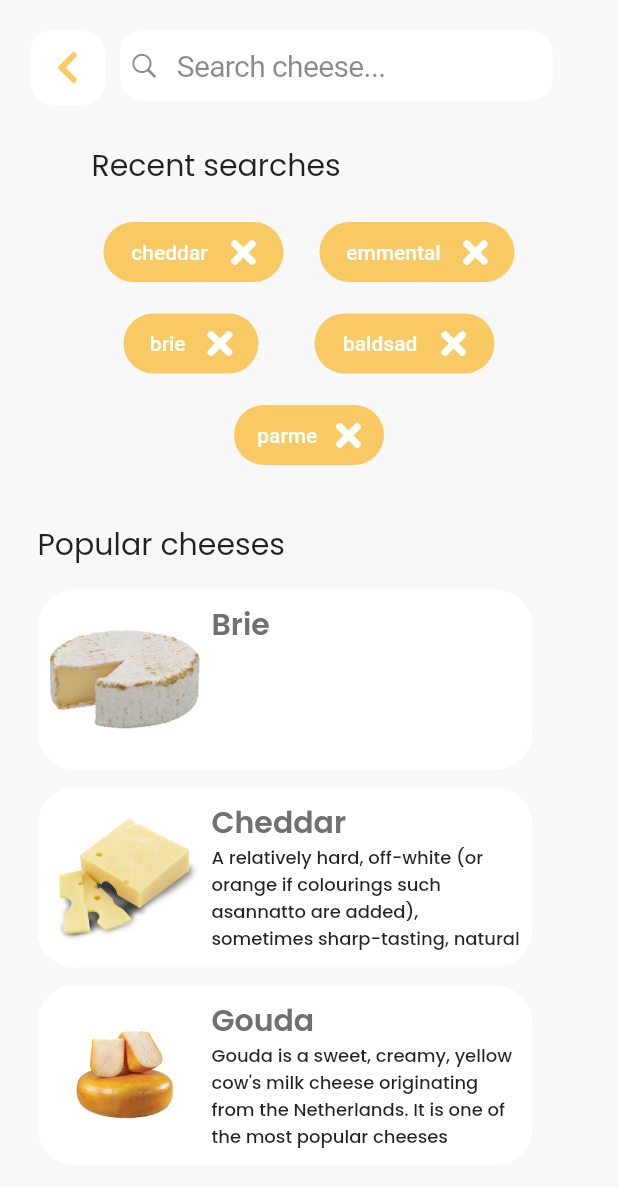
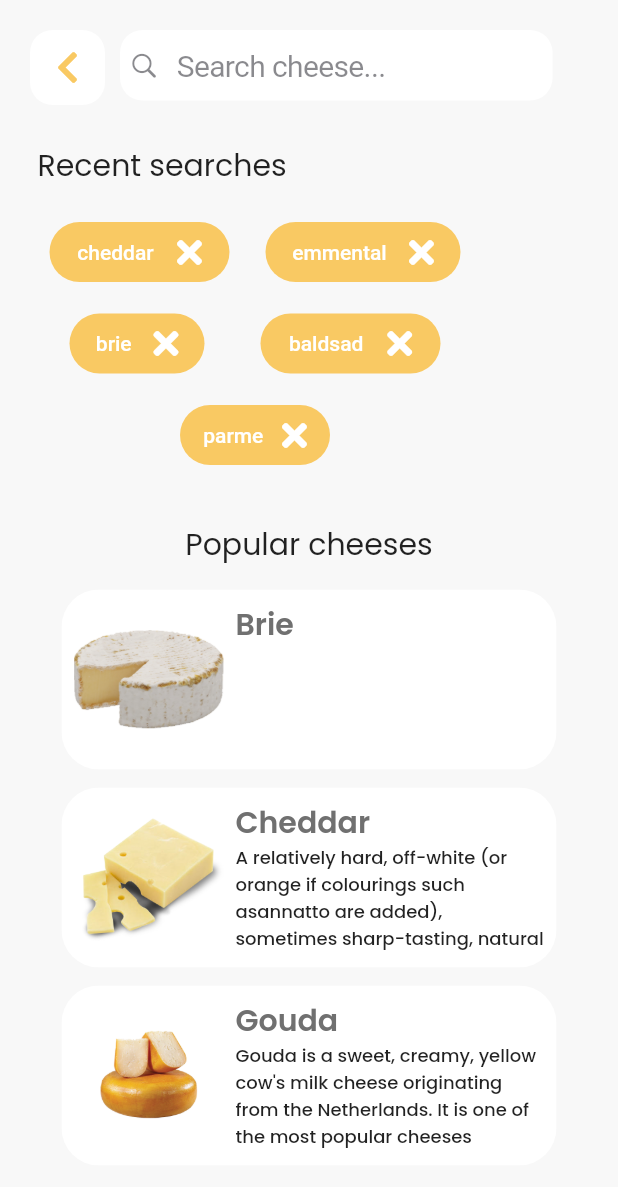
Before and after one commit to ervindobri/cheesify, a Flutter app: the screen it shows after launch, after a tap on "Search cheese...", on a phone screen of 412 x 824 dp. Shown: the top 1187 px of the screen. Run offline on Flutter 3.47's test engine with Material 2 defaults, Android fonts, the phone set to English and light mode, and no system bars; drawn by our look-alikes of auto_size_text; our stand-ins replace bloc, carousel_slider, flutter_bloc, font_awesome_flutter, get, google_fonts and 1 more.

Commit message:
animations and recent searches with bloc

```diff
--- /dev/null
+++ b/lib/bloc/recent_searches/recent_searches_event.dart
@@ -0,0 +1,19 @@
+part of 'recent_searches_bloc.dart';
+
+@immutable
+abstract class RecentSearchesEvent {}
+
+class GetRecentSearch extends RecentSearchesEvent {
+  final List<String> recent;
+  GetRecentSearch(this.recent);
+}
+
+class AddRecentSearch extends RecentSearchesEvent {
+  final String cheeseName;
+  AddRecentSearch(this.cheeseName);
+}
+
+class RemoveRecentSearch extends RecentSearchesEvent {
+  final String cheeseName;
+  RemoveRecentSearch(this.cheeseName);
+}
--- /dev/null
+++ b/lib/bloc/recent_searches/recent_searches_state.dart
@@ -0,0 +1,37 @@
+part of 'recent_searches_bloc.dart';
+
+@immutable
+abstract class RecentSearchesState {
+  const RecentSearchesState();
+}
+
+class RecentSearchesInitial extends RecentSearchesState {
+  const RecentSearchesInitial();
+}
+
+class RecentSearchesLoading extends RecentSearchesState {
+  const RecentSearchesLoading();
+}
+
+class RecentSearchesLoaded extends RecentSearchesState {
+  final List<String> recent;
+  const RecentSearchesLoaded(this.recent);
+
+  @override
+  bool operator ==(Object other) {
+    if (identical(this, other)) return true;
+
+    return other is RecentSearchesLoaded && other.recent == recent;
+  }
+
+  @override
+  int get hashCode => recent.hashCode;
+}
+
+class RecentSearchesRemoved extends RecentSearchesState {
+  const RecentSearchesRemoved();
+}
+
+class RecentSearchesEmpty extends RecentSearchesState {
+  const RecentSearchesEmpty();
+}
--- a/lib/bloc/cheese_state.dart
+++ b/lib/bloc/search/cheese_state.dart
@@ -19,7 +19,7 @@ class CheeseLoading extends CheeseState {
 //successful
 class CheeseLoaded extends CheeseState {
   final String query;
-  final Cheese cheese;
+  final List<Cheese> cheese;
   const CheeseLoaded(this.query, this.cheese);
 
   // always override equality because sometimes it may not emit new state..
--- a/lib/cubit/cheese_state.dart
+++ b/lib/cubit/cheese_state.dart
@@ -19,7 +19,7 @@ class CheeseLoading extends CheeseState {
 //successful
 class CheeseLoaded extends CheeseState {
   final String query;
-  final Cheese cheese;
+  final List<Cheese> cheese;
   const CheeseLoaded(this.query, this.cheese);
 
   // always override equality because sometimes it may not emit new state..
--- a/lib/screens/home.dart
+++ b/lib/screens/home.dart
@@ -1,4 +1,5 @@
-import 'package:cheesify/bloc/cheese_bloc.dart';
+import 'package:cheesify/bloc/recent_searches/recent_searches_bloc.dart';
+import 'package:cheesify/bloc/search/cheese_bloc.dart';
 import 'package:cheesify/constants/colors.dart';
 import 'package:cheesify/constants/data.dart';
 import 'package:cheesify/cubit/cheese_cubit.dart';
@@ -74,11 +75,19 @@ class _HomeScreenState extends State<HomeScreen> with TickerProviderStateMixin {
                         vertical: 25.0, horizontal: 25),
                     child: InkWell(
                       onTap: () => Get.to(
-                          () => bloc.BlocProvider(
-                              create: (context) =>
-                                  // CheeseCubit(FakeCheeseRepository()), //cubit
-                                  CheeseBloc(FakeCheeseRepository()), //bloc
-                              child: SearchCheese()),
+                          () => bloc.MultiBlocProvider(
+                                  providers: [
+                                    bloc.BlocProvider<CheeseBloc>(
+                                      create: (BuildContext context) =>
+                                          CheeseBloc(FakeCheeseRepository()),
+                                    ),
+                                    bloc.BlocProvider<RecentSearchesBloc>(
+                                      create: (BuildContext context) =>
+                                          RecentSearchesBloc(
+                                              FakeCheeseRepository()),
+                                    ),
+                                  ], // CheeseCubit(FakeCheeseRepository()), //cubit//bloc
+                                  child: SearchCheese()),
                           transition: Transition.topLevel),
                       child: Hero(
                         tag: 'search',
--- a/lib/screens/search.dart
+++ b/lib/screens/search.dart
@@ -1,16 +1,16 @@
 import 'dart:async';
-import 'package:cheesify/bloc/cheese_bloc.dart';
+import 'package:cheesify/bloc/search/cheese_bloc.dart';
 import 'package:cheesify/constants/colors.dart';
-import 'package:cheesify/constants/data.dart';
-import 'package:cheesify/widgets/cheese_card.dart';
+// import 'package:cheesify/cubit/cheese_cubit.dart';
+import 'package:cheesify/view/search/init_view.dart';
 import 'package:cheesify/widgets/cheese_details.dart';
-import 'package:cheesify/widgets/recent_search_cheese.dart';
 import 'package:cheesify/widgets/search_cheese_card.dart';
 import 'package:flutter/cupertino.dart';
 import 'package:flutter/material.dart';
 import 'package:flutter_bloc/flutter_bloc.dart';
 import 'package:get/get.dart';
 
+//needed for hero to work with search field
 Widget _flightShuttleBuilder(
   BuildContext flightContext,
   Animation<double> animation,
@@ -86,6 +86,7 @@ class _SearchCheeseState extends State<SearchCheese> {
             ),
             Positioned(
               top: 80,
+              // child: buildInitialState(context),
               // child: BlocConsumer<CheeseCubit, CheeseState>( //cubit
               child: BlocConsumer<CheeseBloc, CheeseState>(
                 //bloc
@@ -93,9 +94,12 @@ class _SearchCheeseState extends State<SearchCheese> {
                   if (state is CheeseError) {
                     ScaffoldMessenger.of(context)
                         .showSnackBar(SnackBar(content: Text(state.error)));
+                  } else if (state is CheeseLoaded) {
+                    //do soemthing
+                    _searchController.text = state.query;
                   }
                 },
-                builder: (BuildContext context, CheeseState state) {
+                builder: (context, CheeseState state) {
                   if (state is CheeseInitial) {
                     return buildInitialState(context);
                   } else if (state is CheeseLoading) {
@@ -125,7 +129,7 @@ class _SearchCheeseState extends State<SearchCheese> {
     );
   }
 
-  Padding buildLoadedState(CheeseLoaded state) {
+  Widget buildLoadedState(CheeseLoaded state) {
     return Padding(
       padding: const EdgeInsets.symmetric(horizontal: 5.0),
       child: Container(
@@ -133,6 +137,7 @@ class _SearchCheeseState extends State<SearchCheese> {
         width: Get.width,
         child: Padding(
           padding: const EdgeInsets.symmetric(horizontal: 25.0),
+          child: SingleChildScrollView(
             child: Column(
                 // mainAxisAlignment: MainAxisAlignment.center,
                 crossAxisAlignment: CrossAxisAlignment.center,
@@ -141,18 +146,27 @@ class _SearchCheeseState extends State<SearchCheese> {
                     padding: const EdgeInsets.all(8.0),
                     child: Text("Search results for ${state.query}"),
                   ),
-                Padding(
+                  Column(
+                    children: state.cheese
+                        .map((e) => Padding(
                               padding: const EdgeInsets.only(top: 30.0),
-                  child: CheeseSearchCard(cheese: state.cheese),
+                              child: CheeseSearchCard(cheese: e),
+                            ))
+                        .toList(),
                   )
                 ]),
+          ),
         ),
       ),
     );
   }
 
   Widget buildInitialState(BuildContext context) {
-    return SearchContent();
+    return SearchContent(
+      callback: (String query) {
+        submitCheeseName(context, query);
+      },
+    );
   }
 
   submitCheeseName(BuildContext context, String value) {
@@ -162,7 +176,7 @@ class _SearchCheeseState extends State<SearchCheese> {
 
     // Bloc version
     final cheeseBloc = context.read<CheeseBloc>();
-    cheeseBloc.add(GetCheese(query));
+    cheeseBloc.add(GetCheese(value));
   }
 
   void submitClearSearch(BuildContext context) {
@@ -174,75 +188,3 @@ class _SearchCheeseState extends State<SearchCheese> {
     cheeseBloc.add(ClearCheese());
   }
 }
-
-class SearchContent extends StatelessWidget {
-  const SearchContent({
-    Key? key,
-  }) : super(key: key);
-
-  @override
-  Widget build(BuildContext context) {
-    return Container(
-      width: Get.width,
-      child: SingleChildScrollView(
-        child: Column(
-          children: [
-            Padding(
-              padding:
-                  const EdgeInsets.symmetric(horizontal: 25.0, vertical: 15),
-              child: Container(
-                // color: Colors.black,
-                child: Column(
-                  crossAxisAlignment: CrossAxisAlignment.start,
-                  children: [
-                    Text("Recent searches"),
-                    Padding(
-                      padding: const EdgeInsets.only(top: 15.0),
-                      child: Wrap(
-                        spacing: 8.0, // gap between adjacent chips
-                        runSpacing: 5.0, // gap between lines
-                        alignment: WrapAlignment.spaceEvenly,
-                        children: DummyData.recentSearches
-                            .map((e) => RecentSearchCheese(query: e))
-                            .toList(),
-                      ),
-                    )
-                  ],
-                ),
-              ),
-            ),
-            Padding(
-              padding:
-                  const EdgeInsets.symmetric(horizontal: 25.0, vertical: 15),
-              child: Container(
-                // color: Colors.black,
-                child: SingleChildScrollView(
-                  physics: AlwaysScrollableScrollPhysics(),
-                  child: Column(
-                    crossAxisAlignment: CrossAxisAlignment.start,
-                    children: [
-                      Text("Popular cheeses"),
-                      Padding(
-                        padding: const EdgeInsets.only(top: 15.0),
-                        child: Wrap(
-                          direction: Axis.vertical,
-                          spacing: 12,
-                          children: DummyData.popularCheeses
-                              .map((e) => CheeseSearchCard(cheese: e))
-                              .toList(),
-                        ),
-                      ),
-                      Container(
-                        height: 50,
-                      )
-                    ],
-                  ),
-                ),
-              ),
-            )
-          ],
-        ),
-      ),
-    );
-  }
-}
--- /dev/null
+++ b/lib/view/search/init_view.dart
@@ -0,0 +1,139 @@
+import 'package:cheesify/bloc/recent_searches/recent_searches_bloc.dart';
+import 'package:cheesify/constants/colors.dart';
+import 'package:cheesify/constants/data.dart';
+import 'package:cheesify/widgets/recent_search_cheese.dart';
+import 'package:cheesify/widgets/search_cheese_card.dart';
+import 'package:flutter/material.dart';
+import 'package:flutter_bloc/flutter_bloc.dart';
+import 'package:get/get.dart';
+
+typedef void SearchCallback(String query);
+
+class SearchContent extends StatelessWidget {
+  const SearchContent({
+    Key? key,
+    required this.callback,
+  }) : super(key: key);
+  final SearchCallback callback;
+
+  @override
+  Widget build(BuildContext context) {
+    return Container(
+      width: Get.width,
+      child: SingleChildScrollView(
+        child: Column(
+          children: [
+            Padding(
+              padding:
+                  const EdgeInsets.symmetric(horizontal: 25.0, vertical: 15),
+              child: BlocBuilder<RecentSearchesBloc, RecentSearchesState>(
+                  builder: (BuildContext context, RecentSearchesState state) {
+                if (state is RecentSearchesInitial) {
+                  print("Initial!");
+                  return buildInitial(context, DummyData.recentSearches);
+                } else if (state is RecentSearchesLoading) {
+                  print("Recent loading...");
+                  return Container(
+                    child: Center(
+                      child: CircularProgressIndicator(
+                        color: ThemeColors.primaryYellow,
+                      ),
+                    ),
+                  );
+                } else if (state is RecentSearchesLoaded) {
+                  print("Recent loaded!");
+                  return buildInitial(context, state.recent);
+                } else if (state is RecentSearchesEmpty) {
+                  return buildEmpty();
+                } else {
+                  //
+                  print(state);
+                  return Container();
+                }
+              }),
+            ),
+            Padding(
+              padding:
+                  const EdgeInsets.symmetric(horizontal: 25.0, vertical: 15),
+              child: Container(
+                // color: Colors.black,
+                child: SingleChildScrollView(
+                  physics: AlwaysScrollableScrollPhysics(),
+                  child: Column(
+                    children: [
+                      Text("Popular cheeses"),
+                      Padding(
+                        padding: const EdgeInsets.only(top: 15.0),
+                        child: Wrap(
+                          direction: Axis.vertical,
+                          spacing: 12,
+                          children: DummyData.popularCheeses
+                              .map((e) => CheeseSearchCard(cheese: e))
+                              .toList(),
+                        ),
+                      ),
+                      Container(
+                        height: 50,
+                      )
+                    ],
+                  ),
+                ),
+              ),
+            )
+          ],
+        ),
+      ),
+    );
+  }
+
+  Container buildEmpty() {
+    return Container(
+      decoration: BoxDecoration(
+          color: ThemeColors.primaryYellow.withOpacity(.1),
+          borderRadius: BorderRadius.circular(20)),
+      child: Center(
+        child: Text(
+          "Suggested search: cheddar",
+          style: TextStyle(color: ThemeColors.primaryYellow),
+        ),
+      ),
+    );
+  }
+
+  Widget buildInitial(BuildContext context, List<String> data) {
+    return Container(
+      width: Get.width,
+      child: Column(
+        crossAxisAlignment: CrossAxisAlignment.start,
+        children: [
+          Text("Recent searches"),
+          Padding(
+            padding: const EdgeInsets.only(top: 15.0),
+            child: Wrap(
+              spacing: 8.0, // gap between adjacent chips
+              runSpacing: 5.0, // gap between lines
+              alignment: WrapAlignment.spaceEvenly,
+              children: data
+                  .map((e) => RecentSearchCheese(
+                      key: UniqueKey(),
+                      query: e,
+                      callback: callback,
+                      removedCallback: removeRecentSearch))
+                  .toList(),
+            ),
+          ),
+        ],
+      ),
+    );
+  }
+
+  removeRecentSearch(BuildContext context, String query) {
+    final recentBloc = context.read<RecentSearchesBloc>();
+    recentBloc.add(RemoveRecentSearch(query));
+  }
+
+  addRecentSearch(BuildContext context, String query) {
+    final recentBloc = context.read<RecentSearchesBloc>();
+    recentBloc.add(AddRecentSearch(query));
+  }
+}
--- a/lib/widgets/chipsfilter.dart
+++ b/lib/widgets/chipsfilter.dart
@@ -29,6 +29,8 @@ class ChipsFilter extends StatefulWidget {
 class _ChipsFilterState extends State<ChipsFilter> {
   late int selectedIndex;
 
+  late ScrollController scrollController;
+
   @override
   void initState() {
     if (widget.selected != null &&
@@ -37,6 +39,7 @@ class _ChipsFilterState extends State<ChipsFilter> {
       this.selectedIndex = widget.selected;
     }
     super.initState();
+    scrollController = new ScrollController();
   }
 
   @override
@@ -48,20 +51,23 @@ class _ChipsFilterState extends State<ChipsFilter> {
           width: Get.width,
           height: 70,
           child: ListView.builder(
-            itemBuilder: this.chipBuilder,
-            itemCount: widget.filters.length,
-            scrollDirection: Axis.horizontal,
-            shrinkWrap: true,
-          ),
+              itemBuilder: this.chipBuilder,
+              controller: scrollController,
+              itemCount: widget.filters.length,
+              scrollDirection: Axis.horizontal,
+              shrinkWrap: true),
         ),
         AnimatedSwitcher(
           duration: Duration(milliseconds: 300),
           reverseDuration: Duration(milliseconds: 250),
           transitionBuilder: (Widget child, Animation<double> animation) {
-            return SlideTransition(
-                position: animation.drive(
-                    Tween(begin: Offset(.66, 0.0), end: Offset(0.0, 0.0))),
-                child: child);
+            return FadeTransition(
+              opacity: animation.drive(Tween(begin: -1.0, end: 1.0)),
+              child: ScaleTransition(
+                scale: animation.drive(Tween(begin: 0.77, end: 1.0)),
+                child: child,
+              ),
+            );
           },
           child: getCurrentCarousel(),
         ),
@@ -74,11 +80,19 @@ class _ChipsFilterState extends State<ChipsFilter> {
     bool isActive = this.selectedIndex == currentIndex;
 
     return Padding(
-      padding: const EdgeInsets.all(8.0),
+      padding: currentIndex == 0
+          ? const EdgeInsets.only(
+              left: 25.0,
+              top: 8.0,
+              right: 8.0,
+              bottom: 8.0,
+            )
+          : const EdgeInsets.all(8.0),
       child: InkWell(
         onTap: () {
           setState(() {
             selectedIndex = currentIndex;
+            scrollController.jumpTo(selectedIndex * 70);
           });
         },
         child: Container(
--- a/lib/widgets/propert_level_indicator.dart
+++ b/lib/widgets/propert_level_indicator.dart
@@ -44,7 +44,7 @@ class PropertyLevelIndicator extends StatelessWidget {
         painter: CirclePainter(color: ThemeColors.primaryYellow),
       ));
     }
-    print("${this.propertyName} ${this.property}");
+    // print("${this.propertyName} ${this.property}");
     switch (this.property) {
       case Scale.VERYLOW:
         items[2] = CustomPaint(
--- a/lib/widgets/recent_search_cheese.dart
+++ b/lib/widgets/recent_search_cheese.dart
@@ -1,23 +1,66 @@
 import 'package:cheesify/constants/colors.dart';
-import 'package:cheesify/constants/data.dart';
+import 'package:cheesify/view/search/init_view.dart';
 import 'package:flutter/material.dart';
 import 'package:font_awesome_flutter/font_awesome_flutter.dart';
 
-class RecentSearchCheese extends StatelessWidget {
+typedef RemovedCallback(BuildContext context, String query);
+
+class RecentSearchCheese extends StatefulWidget {
   const RecentSearchCheese({
     Key? key,
     required this.query,
+    required this.callback,
+    required this.removedCallback,
   }) : super(key: key);
   final String query;
+  final SearchCallback callback;
+  final RemovedCallback removedCallback;
+
+  @override
+  _RecentSearchCheeseState createState() => _RecentSearchCheeseState();
+}
+
+class _RecentSearchCheeseState extends State<RecentSearchCheese>
+    with TickerProviderStateMixin {
+  late AnimationController animationController;
+  late Animation<double> size;
+  @override
+  void initState() {
+    super.initState();
+    animationController = AnimationController(
+      vsync: this,
+      duration: Duration(milliseconds: 600),
+    );
+    final Animation<double> curve =
+        CurvedAnimation(parent: animationController, curve: Curves.easeOut);
+    size = Tween(begin: 1.0, end: 0.0).animate(curve);
+    animationController.reverse();
+  }
+
+  @override
+  void dispose() {
+    animationController.dispose();
+    super.dispose();
+  }
+
   @override
   Widget build(BuildContext context) {
     return TextButton(
       onPressed: () {
-        //todo: search with this query
-        print("Searching $query");
+        widget.callback(widget.query);
       },
+      child: buildInitial(context),
+    );
+  }
+
+  Widget buildInitial(BuildContext context) {
+    print(size.value);
+    return ScaleTransition(
+      scale: Tween(begin: 1.0, end: 0.0).animate(CurvedAnimation(
+          parent: animationController, curve: Curves.easeInOut)),
       child: Container(
-        width: query.length * 10 + 50,
+        width: (widget.query.length * 10 + 50),
+        height: 40,
         decoration: BoxDecoration(
             color: ThemeColors.primaryYellow,
             borderRadius: BorderRadius.circular(25)),
@@ -29,14 +72,15 @@ class RecentSearchCheese extends StatelessWidget {
               Padding(
                 padding: const EdgeInsets.only(right: 5.0),
                 child: Text(
-                  query,
+                  widget.query,
                   style: TextStyle(color: Colors.white),
                 ),
               ),
               InkWell(
                 onTap: () {
-                  print("Removed $query");
-                  DummyData.recentSearches.remove(this.query);
+                  animationController.forward();
+                  widget.removedCallback(context, widget.query);
+                  //start animation to shrink
                 },
                 child: FaIcon(
                   FontAwesomeIcons.times,
```
Also changed, not shown: lib/bloc/recent_searches/recent_searches_bloc.dart (added, +47 -0 lines), lib/models/repositories/cheese_repository.dart (+20 -7 lines), lib/bloc/search/cheese_bloc.dart (renamed from lib/bloc/cheese_bloc.dart), lib/bloc/search/cheese_event.dart (renamed from lib/bloc/cheese_event.dart). Lines whose indentation alone changed are shown as unchanged.
